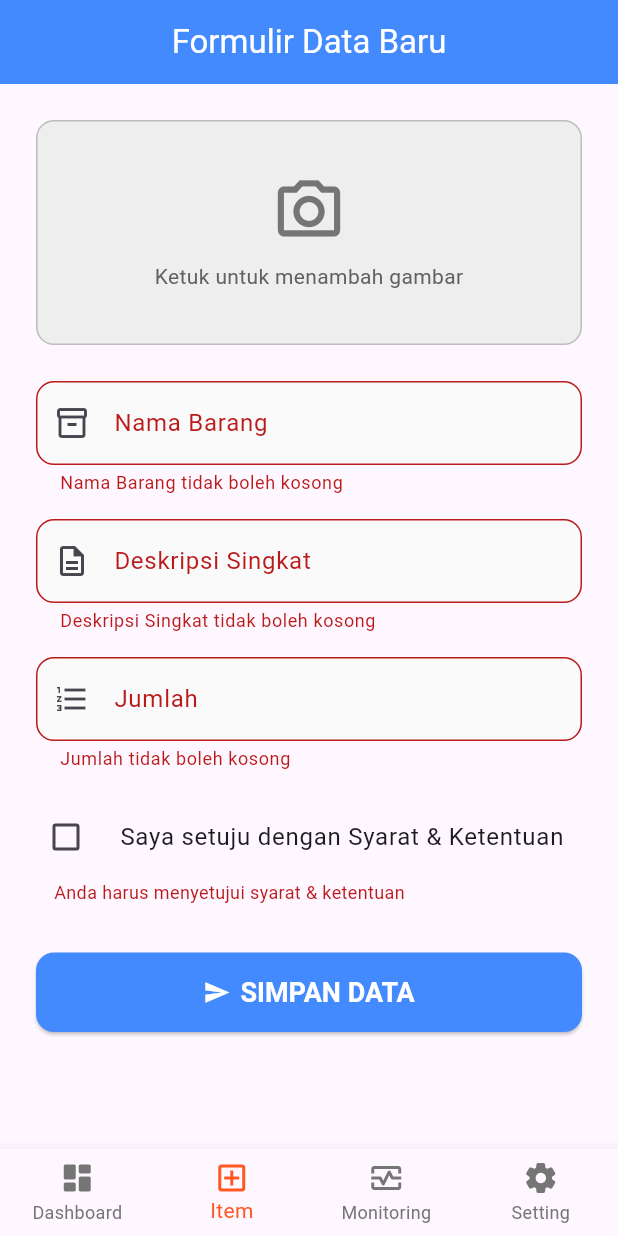
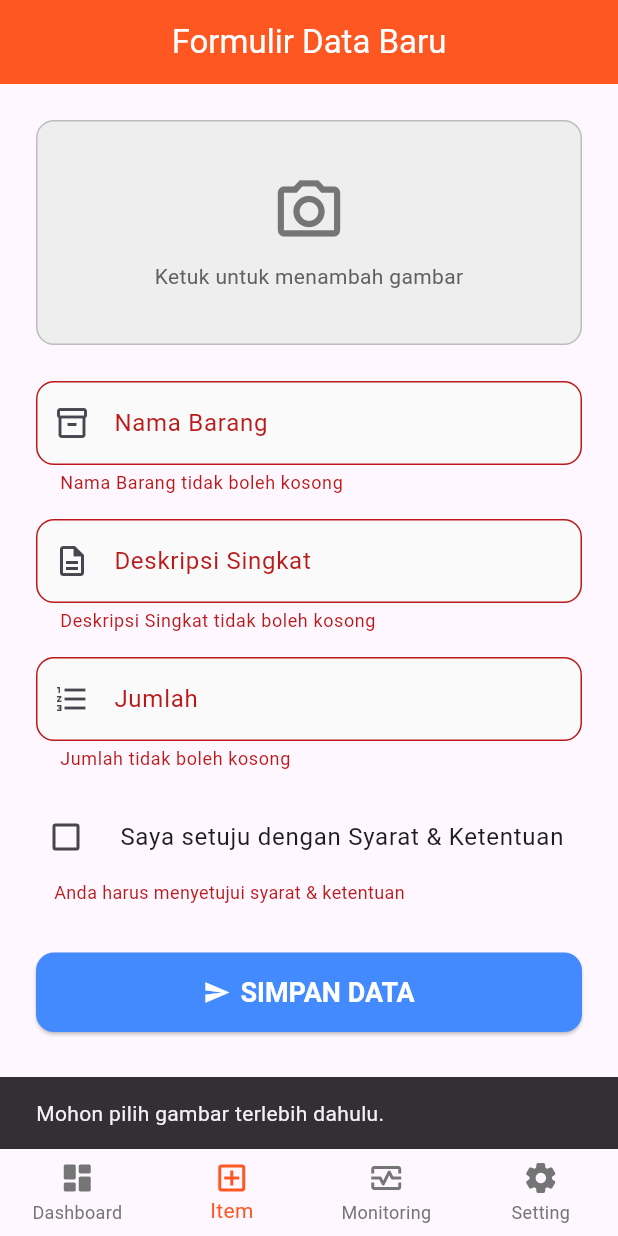
Before and after one commit to Flidoang/ta_project_mobile, a Flutter app: the NavigationAdmin screen opened directly, item 2 of the bottom bar chosen, after a tap on "SIMPAN DATA", on a phone screen of 412 x 824 dp. Run offline on Flutter 3.47's test engine with Material 3 defaults, Android fonts, the phone set to English and light mode, and no system bars; our stand-ins replace cloud_firestore, connectivity_plus, firebase_auth, firebase_core, firebase_database, image_picker and 1 more; missing offline and left inert: cloudinary_public; accounts and stored records are empty.

```diff
--- a/lib/helper/navigation_admin.dart
+++ b/lib/helper/navigation_admin.dart
@@ -19,8 +19,8 @@ class _NavigationAdminState extends State<NavigationAdmin> {
   static const List<Widget> _pages = <Widget>[
     DashboardAdminPage(),
     AddbikePage(),
-    MonitoringPage(), // Halaman monitoring
-    SettingAdminPage(), // Halaman setting
+    MonitoringPage(),
+    SettingAdminPage(),
   ];
 
   void _onItemTapped(int index) {
--- a/lib/pages/admin/addbike_page.dart
+++ b/lib/pages/admin/addbike_page.dart
@@ -1,5 +1,6 @@
 import 'dart:io';
 import 'package:book_app/service/database.dart';
+import 'package:book_app/service/image_upload_service.dart';
 import 'package:cloud_firestore/cloud_firestore.dart';
 import 'package:firebase_auth/firebase_auth.dart';
 import 'package:flutter/material.dart';
@@ -34,17 +35,31 @@ class _AddbikePageState extends State<AddbikePage> {
     super.dispose();
   }
 
-  addBikeData() async {
-    // A. Validasi semua input terlebih dahulu
-    if (!_formKey.currentState!.validate()) return;
-    if (_selectedImage == null) {
-      ScaffoldMessenger.of(context).showSnackBar(
-        const SnackBar(content: Text('Mohon pilih gambar terlebih dahulu.')),
-      );
+  // --- FUNGSI BARU UNTUK MEMBERSIHKAN FORM ---
+  void _clearForm() {
+    setState(() {
+      _selectedImage = null;
+      _namaController.clear();
+      _deskripsiController.clear();
+      _jumlahController.clear();
+      _setujuSyarat = false;
+      // Reset state dari form untuk menghilangkan pesan validasi sebelumnya
+      _formKey.currentState?.reset();
+    });
+  }
+
+  // --- FUNGSI addBikeData() DENGAN PERUBAHAN KE CLOUDINARY ---
+  Future<void> addBikeData() async {
+    if (!_formKey.currentState!.validate() || _selectedImage == null) {
+      // Tampilkan error jika form tidak valid atau gambar kosong
+      if (_selectedImage == null) {
+        ScaffoldMessenger.of(context).showSnackBar(
+          const SnackBar(content: Text('Mohon pilih gambar terlebih dahulu.')),
+        );
+      }
       return;
     }
 
-    // B. Verifikasi pengguna (lapisan kedua), dan ambil ID-nya
     final user = FirebaseAuth.instance.currentUser;
     if (user == null) {
       ScaffoldMessenger.of(context).showSnackBar(
@@ -59,41 +74,45 @@ class _AddbikePageState extends State<AddbikePage> {
     });
 
     try {
-      // (Nantinya di sini ada proses upload gambar ke Firebase Storage)
-      // Untuk sekarang kita siapkan datanya tanpa URL gambar.
-      String imageUrl = ""; // Akan diisi URL setelah upload
+      // --- PERUBAHAN UTAMA DI SINI ---
+      // Memanggil service upload Cloudinary
+      final String? imageUrl = await ImageUploadService.uploadImage(
+        _selectedImage!,
+      );
 
-      // C. Siapkan data dalam bentuk Map
+      if (imageUrl == null) {
+        throw Exception("Gagal mendapatkan URL gambar dari Cloudinary.");
+      }
+      // -----------------------------
+
       Map<String, dynamic> bikeData = {
         "name": _namaController.text,
         "description": _deskripsiController.text,
-        // Konversi ke angka
         "quantity": int.tryParse(_jumlahController.text) ?? 0,
-        "imageUrl": imageUrl,
+        "imageUrl": imageUrl, // <-- URL dari Cloudinary
         "agreedToTerms": _setujuSyarat,
-        "createdBy": userId, // PENANDA PENTING: Siapa pemilik data ini
-        "createdAt": FieldValue.serverTimestamp(), // Timestamp dari server
+        "createdBy": userId,
+        "createdAt": FieldValue.serverTimestamp(),
       };
 
-      // D. Panggil method dari service database untuk menyimpan data
-      // Anggap kita membuat method baru `addBike` di DatabaseMethod
       await DatabaseMethod().addBike(bikeData);
 
-      // E. Beri feedback sukses dan kembali ke halaman sebelumnya
       if (mounted) {
         ScaffoldMessenger.of(context).showSnackBar(
-          const SnackBar(content: Text('Data baru berhasil ditambahkan!')),
+          const SnackBar(
+            content: Text('Data baru berhasil ditambahkan!'),
+            backgroundColor: Colors.green,
+          ),
         );
+        _clearForm();
       }
     } catch (e) {
-      // F. Tangani jika ada error saat proses penyimpanan
       if (mounted) {
         ScaffoldMessenger.of(
           context,
         ).showSnackBar(SnackBar(content: Text('Gagal menyimpan data: $e')));
       }
     } finally {
-      // G. Pastikan loading berhenti, baik sukses maupun gagal
       if (mounted) {
         setState(() {
           isLoading = false;
@@ -109,7 +128,7 @@ class _AddbikePageState extends State<AddbikePage> {
         centerTitle: true,
         automaticallyImplyLeading: false,
         title: const Text('Formulir Data Baru'),
-        backgroundColor: Colors.blueAccent,
+        backgroundColor: Colors.deepOrange,
         foregroundColor: Colors.white,
       ),
       body: SingleChildScrollView(
@@ -270,7 +289,9 @@ class _AddbikePageState extends State<AddbikePage> {
   Widget _buildSubmitButton() {
     return ElevatedButton.icon(
       icon: const Icon(Icons.send),
-      label: const Text('SIMPAN DATA'),
+      label: isLoading
+          ? const CircularProgressIndicator(color: Colors.white)
+          : const Text('SIMPAN DATA'),
       style: ElevatedButton.styleFrom(
         padding: const EdgeInsets.symmetric(vertical: 16),
         backgroundColor: Colors.blueAccent,
@@ -278,9 +299,7 @@ class _AddbikePageState extends State<AddbikePage> {
         shape: RoundedRectangleBorder(borderRadius: BorderRadius.circular(12)),
         textStyle: const TextStyle(fontSize: 18, fontWeight: FontWeight.bold),
       ),
-      onPressed: () {
-        addBikeData();
-      },
+      onPressed: isLoading ? null : addBikeData,
     );
   }
 
--- /dev/null
+++ b/lib/service/image_upload_service.dart
@@ -0,0 +1,32 @@
+// Lokasi: lib/service/cloudinary_service.dart (BARU)
+
+import 'dart:io';
+import 'package:cloudinary_public/cloudinary_public.dart';
+
+class ImageUploadService {
+  // Buat instance Cloudinary dengan kredensial Anda
+  static final CloudinaryPublic _cloudinary = CloudinaryPublic(
+    'dk2yqgmqr', // Cloud Name
+    'oofv0suk', // Upload Preset (dijelaskan di bawah)
+    cache: false,
+  );
+
+  static Future<String?> uploadImage(File imageFile) async {
+    try {
+      // Buat request upload
+      CloudinaryResponse response = await _cloudinary.uploadFile(
+        CloudinaryFile.fromFile(
+          imageFile.path,
+          resourceType: CloudinaryResourceType.Image,
+        ),
+      );
+
+      // Kembalikan URL yang aman (secure_url)
+      print('Upload ke Cloudinary berhasil. URL: ${response.secureUrl}');
+      return response.secureUrl;
+    } on CloudinaryException catch (e) {
+      print('Error uploading to Cloudinary: ${e.message}');
+      return null;
+    }
+  }
+}
--- a/pubspec.yaml
+++ b/pubspec.yaml
@@ -42,6 +42,9 @@ dependencies:
   image_picker: ^1.1.2
   intl: ^0.20.2
   firebase_database: ^11.3.7
+  uuid: ^4.5.1
+  http: ^1.4.0
+  cloudinary_public: ^0.23.1
 
 dev_dependencies:
   flutter_test:
```
Also changed, not shown: lib/pages/admin/dashboard_admin_page.dart (+8 -2 lines), lib/pages/admin/editbike_page.dart (+16 -8 lines), pubspec.lock.
